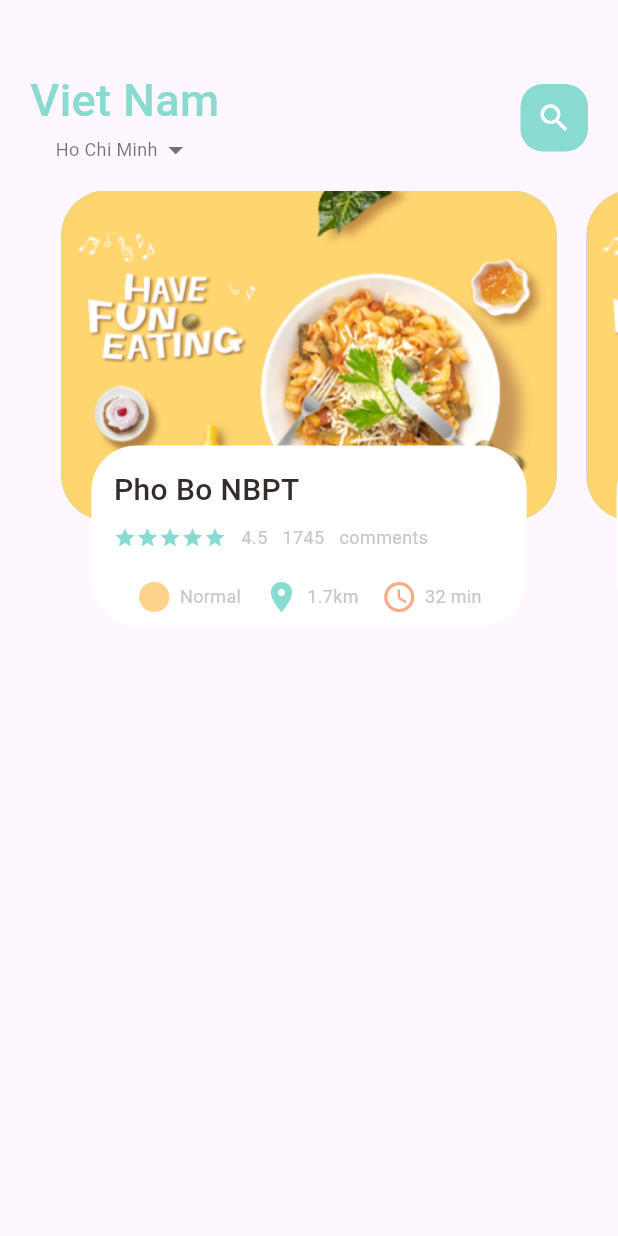
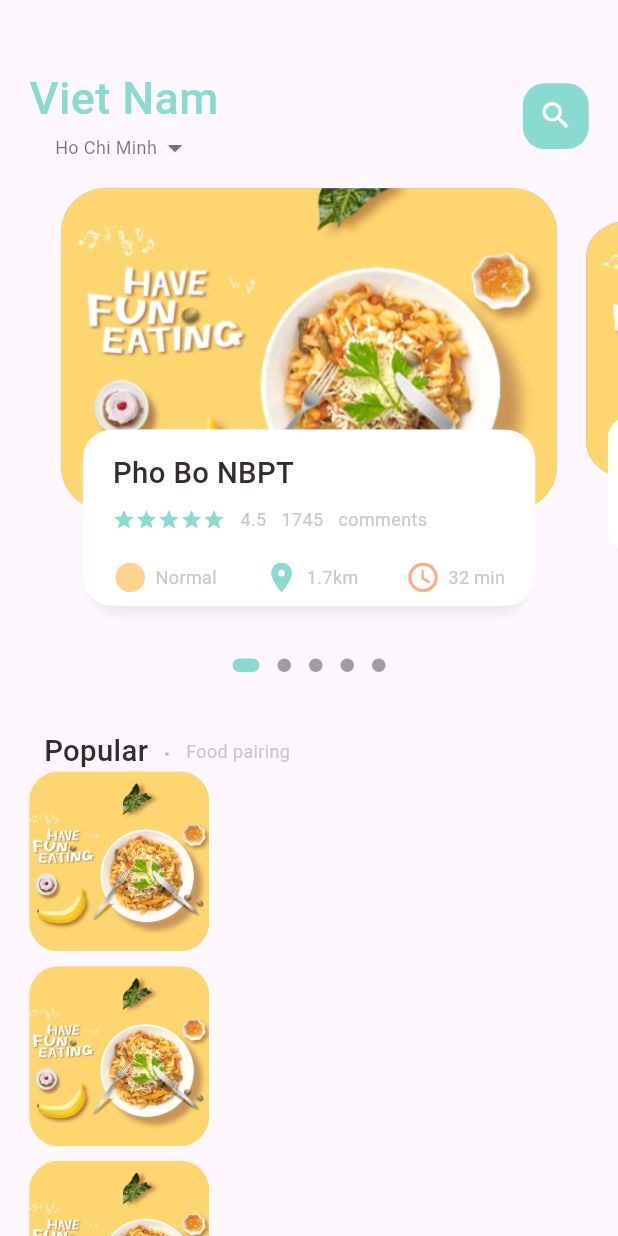
Before and after one commit to TruongNBP/emart-api, a Flutter app: the screen it shows after launch, on a phone screen of 412 x 824 dp. Run offline on Flutter 3.47's test engine with Material 3 defaults, Android fonts, the phone set to English and light mode, and no system bars; drawn by our look-alikes of dots_indicator; our stand-ins replace get.

Commit message:
add file

```diff
--- a/emart_food_delivery_app/lib/home/food_page_body.dart
+++ b/emart_food_delivery_app/lib/home/food_page_body.dart
@@ -1,4 +1,6 @@
+import 'package:dots_indicator/dots_indicator.dart';
 import 'package:emart_food_delivery_app/utils/colors.dart';
+import 'package:emart_food_delivery_app/utils/dimensions.dart';
 import 'package:emart_food_delivery_app/widgets/big_text.dart';
 import 'package:emart_food_delivery_app/widgets/icon_and_text_wiget.dart';
 import 'package:emart_food_delivery_app/widgets/small_text.dart';
@@ -15,7 +17,7 @@ class _FoodPageBodyState extends State<FoodPageBody> {
   PageController pageController = PageController(viewportFraction: 0.85);
   var _currPageValue = 0.0;
   double _scaleFactor = 0.8;
-
+  double _height = Dimensions.pageViewContainer;
   @override
   void initState() {
     super.initState();
@@ -23,23 +25,25 @@ class _FoodPageBodyState extends State<FoodPageBody> {
       setState(() {
         _currPageValue = pageController.page!;
         // ignore: avoid_print, prefer_interpolation_to_compose_strings
-        print("Current value is " + _currPageValue.toString());
+        // print("Current value is " + _currPageValue.toString());
       });
     });
   }
 
   @override
-  void dispose(){
+  void dispose() {
     pageController.dispose();
     super.dispose();
   }
 
-
   @override
   Widget build(BuildContext context) {
-    return Container(
+    return Column(
+      children: [
+        // ignore: sized_box_for_whitespace
+        Container(
           // color: Colors.redAccent,
-      height: 320,
+          height: Dimensions.pageView,
           child: PageView.builder(
             controller: pageController,
             itemCount: 5,
@@ -47,6 +51,79 @@ class _FoodPageBodyState extends State<FoodPageBody> {
               return _buildPageItem(position);
             },
           ),
+        ),
+        new DotsIndicator(
+          dotsCount: 5,
+          position: _currPageValue.toInt(),
+          decorator: DotsDecorator(
+            size: const Size.square(9.0),
+            activeSize: const Size(18.0, 9.0),
+            activeColor: AppColors.mainColor,
+            activeShape: RoundedRectangleBorder(
+              borderRadius: BorderRadius.circular(5.0),
+            ),
+          ),
+        ),
+
+        SizedBox(
+          height: Dimensions.height30,
+        ),
+        Container(
+          margin: EdgeInsets.only(left: Dimensions.width30),
+          child: Row(
+            crossAxisAlignment: CrossAxisAlignment.end,
+            children: [
+              BigText(text: "Popular"),
+              SizedBox(
+                width: Dimensions.width10,
+              ),
+              Container(
+                margin: const EdgeInsets.only(bottom: 3),
+                child: BigText(text: ".",color: Colors.black26,),
+              ),
+              SizedBox(
+                width: Dimensions.width10,
+              ),
+              Container(
+                margin: const EdgeInsets.only(bottom: 6),
+                child: SmallText(text: "Food pairing"),
+              ),
+            ],
+          ),
+        ),
+
+        // ignore: sized_box_for_whitespace
+        Container(
+          height: 1360,
+          child: ListView.builder(
+            physics: const NeverScrollableScrollPhysics(),
+            // shrinkWrap: true,
+            itemCount: 10,
+            itemBuilder: (context, index) {
+              return Container(
+                margin: EdgeInsets.only(left: Dimensions.width20, right: Dimensions.width20, bottom: Dimensions.height10),
+                child: Row(
+                  children: [
+                    Container(
+                      width: 120,
+                      height: 120,
+                      decoration: BoxDecoration(
+                        borderRadius: BorderRadius.circular(Dimensions.radius20,),
+                        color: Colors.white38,
+                        image: const DecorationImage(
+                          fit: BoxFit.cover,
+                          image: AssetImage(
+                          "assets/images/food0.png"
+                        )),
+                      ),
+                    ),
+                  ],
+                ),
+              );
+          },),
+        )
+
+      ],
     );
   }
 
@@ -54,39 +131,76 @@ class _FoodPageBodyState extends State<FoodPageBody> {
     Matrix4 matrix = new Matrix4.identity();
     if (index == _currPageValue.floor()) {
       var currScale = 1 - (_currPageValue - index) * (1 - _scaleFactor);
-    }else if(index == _currPageValue.floor()+1){
-      var currScale = _scaleFactor + (_currPageValue - index +1) * (1 - _scaleFactor);
+      var currTrans = _height * (1 - currScale) / 2;
+      matrix = Matrix4.diagonal3Values(1, currScale, 1)
+        ..setTranslationRaw(0, currTrans, 0);
+    } else if (index == _currPageValue.floor() + 1) {
+      var currScale =
+          _scaleFactor + (_currPageValue - index + 1) * (1 - _scaleFactor);
+      var currTrans = _height * (1 - currScale) / 2;
+      matrix = Matrix4.diagonal3Values(1, currScale, 1);
+      matrix = Matrix4.diagonal3Values(1, currScale, 1)
+        ..setTranslationRaw(0, currTrans, 0);
+    } else if (index == _currPageValue.floor() - 1) {
+      var currScale = 1 - (_currPageValue - index) * (1 - _scaleFactor);
+      var currTrans = _height * (1 - currScale) / 2;
+      matrix = Matrix4.diagonal3Values(1, currScale, 1);
+      matrix = Matrix4.diagonal3Values(1, currScale, 1)
+        ..setTranslationRaw(0, currTrans, 0);
+    } else {
+      var currScale = 0.8;
+      matrix = Matrix4.diagonal3Values(1, currScale, 1)
+        ..setTranslationRaw(0, _height * (1 - _scaleFactor) / 2, 1);
     }
 
-    return Stack(children: [
+    return Transform(
+      transform: matrix,
+      child: Stack(children: [
         Container(
-        height: 220,
-        margin: EdgeInsets.symmetric(horizontal: 10),
+          height: Dimensions.pageViewContainer,
+          margin: EdgeInsets.symmetric(horizontal: Dimensions.width10),
           decoration: BoxDecoration(
-          borderRadius: BorderRadius.circular(30),
-          color:
-              index.isEven ? const Color(0xff69c5df) : const Color(0xff9294cc),
-          image: DecorationImage(
-              fit: BoxFit.cover, image: AssetImage("assets/images/food0.png")),
+            borderRadius: BorderRadius.circular(Dimensions.radius30),
+            color: index.isEven
+                ? const Color(0xff69c5df)
+                : const Color(0xff9294cc),
+            image: const DecorationImage(
+                fit: BoxFit.cover,
+                image: AssetImage("assets/images/food0.png")),
           ),
         ),
         Align(
           alignment: Alignment.bottomCenter,
           child: Container(
-          height: 120,
-          margin: EdgeInsets.only(left: 30, right: 30, bottom: 30),
+            height: Dimensions.pageViewTextContainer,
+            margin: EdgeInsets.only(left: Dimensions.width30, right: Dimensions.width30, bottom: Dimensions.height30),
             decoration: BoxDecoration(
-            borderRadius: BorderRadius.circular(30),
+                borderRadius: BorderRadius.circular(Dimensions.radius20),
                 color: AppColors.whiteColor,
+                boxShadow: [
+                  const BoxShadow(
+                    color: Color(0xffe8e8e8),
+                    blurRadius: 5.0,
+                    offset: Offset(0, 5),
+                  ),
+                  BoxShadow(
+                    color: AppColors.whiteColor,
+                    offset: const Offset(-5, 0),
+                  ),
+                  BoxShadow(
+                    color: AppColors.whiteColor,
+                    offset: Offset(5, 0),
+                  )
+                ],
                 ),
             child: Container(
-            padding: EdgeInsets.only(top: 15, left: 15, right: 15),
+              padding: EdgeInsets.only(top: Dimensions.height15, left: 15, right: 15),
               child: Column(
                 crossAxisAlignment: CrossAxisAlignment.start,
                 children: [
                   BigText(text: "Pho Bo NBPT"),
                   SizedBox(
-                  height: 10,
+                    height: Dimensions.height10,
                   ),
                   Row(
                     children: [
@@ -99,25 +213,25 @@ class _FoodPageBodyState extends State<FoodPageBody> {
                           );
                         }),
                       ),
-                    SizedBox(
+                      const SizedBox(
                         width: 10,
                       ),
                       SmallText(text: '4.5'),
-                    SizedBox(
+                      const SizedBox(
                         width: 10,
                       ),
                       SmallText(text: '1745'),
-                    SizedBox(
+                      const SizedBox(
                         width: 10,
                       ),
                       SmallText(text: 'comments')
                     ],
                   ),
                   SizedBox(
-                  height: 20,
+                    height: Dimensions.height20,
                   ),
                   Row(
-                  mainAxisAlignment: MainAxisAlignment.spaceEvenly,
+                    mainAxisAlignment: MainAxisAlignment.spaceBetween,
                     children: [
                       IconAndTextWidget(
                         icon: Icons.circle_sharp,
@@ -141,6 +255,7 @@ class _FoodPageBodyState extends State<FoodPageBody> {
             ),
           ),
         ),
-    ]);
+      ]),
+    );
   }
 }
--- a/emart_food_delivery_app/lib/home/main_food_page.dart
+++ b/emart_food_delivery_app/lib/home/main_food_page.dart
@@ -1,5 +1,6 @@
 import 'package:emart_food_delivery_app/home/food_page_body.dart';
 import 'package:emart_food_delivery_app/utils/colors.dart';
+import 'package:emart_food_delivery_app/utils/dimensions.dart';
 import 'package:emart_food_delivery_app/widgets/big_text.dart';
 import 'package:emart_food_delivery_app/widgets/small_text.dart';
 import 'package:flutter/material.dart';
@@ -19,34 +20,47 @@ class _MainFoodPageState extends State<MainFoodPage> {
         children: [
           Container(
             child: Container(
-              margin: const EdgeInsets.only(top: 45, bottom: 15),
-              padding: const EdgeInsets.symmetric(horizontal: 20),
+              margin: EdgeInsets.only(
+                  top: Dimensions.height45, bottom: Dimensions.height15),
+              padding: EdgeInsets.symmetric(horizontal: Dimensions.width20),
               child: Row(
                 mainAxisAlignment: MainAxisAlignment.spaceBetween,
                 children: [
-                   Column(
+                  Column(
                     children: [
-                      BigText(text: "Viet Nam", color: AppColors.mainColor, size: 30,),
+                      BigText(
+                        text: "Viet Nam",
+                        color: AppColors.mainColor,
+                        size: 30,
+                      ),
                       Row(
                         children: [
-                          SmallText(text: "Ho Chi Minh", color: Colors.black54,),
-                          const Icon(Icons.arrow_drop_down, color: Colors.black54,),
+                          SmallText(
+                            text: "Ho Chi Minh",
+                            color: Colors.black54,
+                          ),
+                          const Icon(
+                            Icons.arrow_drop_down,
+                            color: Colors.black54,
+                          ),
                         ],
                       ),
                     ],
                   ),
                   Center(
                     child: Container(
-                      width: 45,
-                      height: 45,
+                      width: Dimensions.height45,
+                      height: Dimensions.height45,
                       // ignore: sort_child_properties_last
                       child: Icon(
                         Icons.search,
                         color: AppColors.whiteColor,
+                        size: Dimensions.iconSize24,
                       ),
                       decoration: BoxDecoration(
                         color: AppColors.mainColor,
-                        borderRadius: BorderRadius.circular(15),
+                        borderRadius:
+                            BorderRadius.circular(Dimensions.radius15),
                       ),
                     ),
                   ),
@@ -54,7 +68,7 @@ class _MainFoodPageState extends State<MainFoodPage> {
               ),
             ),
           ),
-          FoodPageBody(),
+          const Expanded(child: SingleChildScrollView(child: FoodPageBody())),
         ],
       ),
     );
--- a/emart_food_delivery_app/lib/main.dart
+++ b/emart_food_delivery_app/lib/main.dart
@@ -1,5 +1,6 @@
 import 'package:emart_food_delivery_app/home/main_food_page.dart';
 import 'package:flutter/material.dart';
+import 'package:get/get.dart';
 
 void main() {
   runApp(const MyApp());
@@ -10,7 +11,7 @@ class MyApp extends StatelessWidget {
 
   @override
   Widget build(BuildContext context) {
-    return MaterialApp(
+    return GetMaterialApp(
       debugShowCheckedModeBanner: false,
       title: 'Flutter Demo',
       theme: ThemeData(
--- /dev/null
+++ b/emart_food_delivery_app/lib/utils/dimensions.dart
@@ -0,0 +1,30 @@
+import 'package:get/get.dart';
+class Dimensions {
+
+  static double screenHeight = Get.context!.height;
+  static double screenWidth = Get.context!.width;
+
+  static double pageView = screenHeight / 2.68;
+  static double pageViewContainer = screenHeight / 3.84;
+  static double pageViewTextContainer = screenHeight / 7.03;
+
+  static double height10  = screenHeight/84.4;
+  static double height15  = screenHeight/56.27;
+  static double height20  = screenHeight/42.2;
+  static double height30  = screenHeight/28.13;
+  static double height45  = screenHeight/18.76;
+
+  static double width10  = screenHeight/84.4;
+  static double width15  = screenHeight/56.27;
+  static double width20  = screenHeight/42.2;
+  static double width30  = screenHeight/28.13;
+
+  static double font20 = screenHeight/42.2;
+
+
+  static double radius15 = screenHeight/56.27;
+  static double radius20 = screenHeight/42.2;
+  static double radius30 = screenHeight/28.13;
+
+  static double iconSize24 = screenHeight/35.17;
+}
--- a/emart_food_delivery_app/lib/widgets/big_text.dart
+++ b/emart_food_delivery_app/lib/widgets/big_text.dart
@@ -1,3 +1,4 @@
+import 'package:emart_food_delivery_app/utils/dimensions.dart';
 import 'package:flutter/cupertino.dart';
 
 // ignore: must_be_immutable
@@ -10,7 +11,7 @@ class BigText extends StatelessWidget {
     super.key,
     this.color = const Color(0xff332d2b),
     required this.text,
-    this.size = 20,
+    this.size = 0,
     this.overFlow = TextOverflow.ellipsis
   });
 
@@ -23,7 +24,7 @@ class BigText extends StatelessWidget {
       style: TextStyle(
         fontFamily: 'Roboto',
         color: color,
-        fontSize: size,
+        fontSize: size == 0 ? Dimensions.font20 : size,
         fontWeight: FontWeight.w500,
       ),
     );
--- a/emart_food_delivery_app/lib/widgets/icon_and_text_wiget.dart
+++ b/emart_food_delivery_app/lib/widgets/icon_and_text_wiget.dart
@@ -1,3 +1,4 @@
+import 'package:emart_food_delivery_app/utils/dimensions.dart';
 import 'package:emart_food_delivery_app/widgets/small_text.dart';
 import 'package:flutter/material.dart';
 
@@ -18,7 +19,7 @@ class IconAndTextWidget extends StatelessWidget {
   Widget build(BuildContext context) {
     return Row(
       children: [
-        Icon(icon, color: iconColor,),
+        Icon(icon, color: iconColor,size: Dimensions.iconSize24,),
         SizedBox(width: 5,),
         SmallText(text: text,),
       ],
--- a/emart_food_delivery_app/pubspec.yaml
+++ b/emart_food_delivery_app/pubspec.yaml
@@ -35,6 +35,8 @@ dependencies:
   # The following adds the Cupertino Icons font to your application.
   # Use with the CupertinoIcons class for iOS style icons.
   cupertino_icons: ^1.0.2
+  get: ^4.6.6
+  dots_indicator: ^3.0.0
 
 dev_dependencies:
   flutter_test:
```
Also changed, not shown: emart_food_delivery_app/pubspec.lock. Lines whose indentation alone changed are shown as unchanged.
